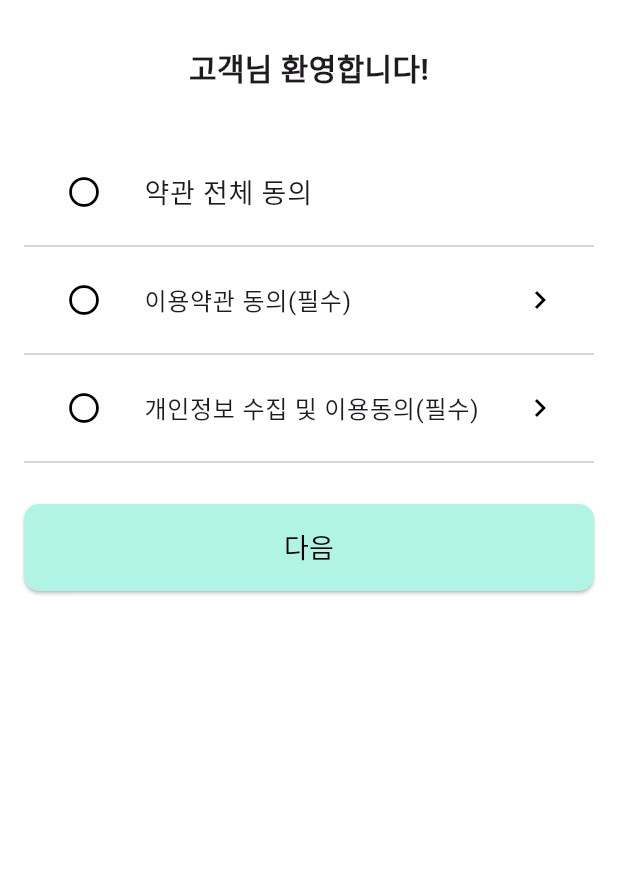
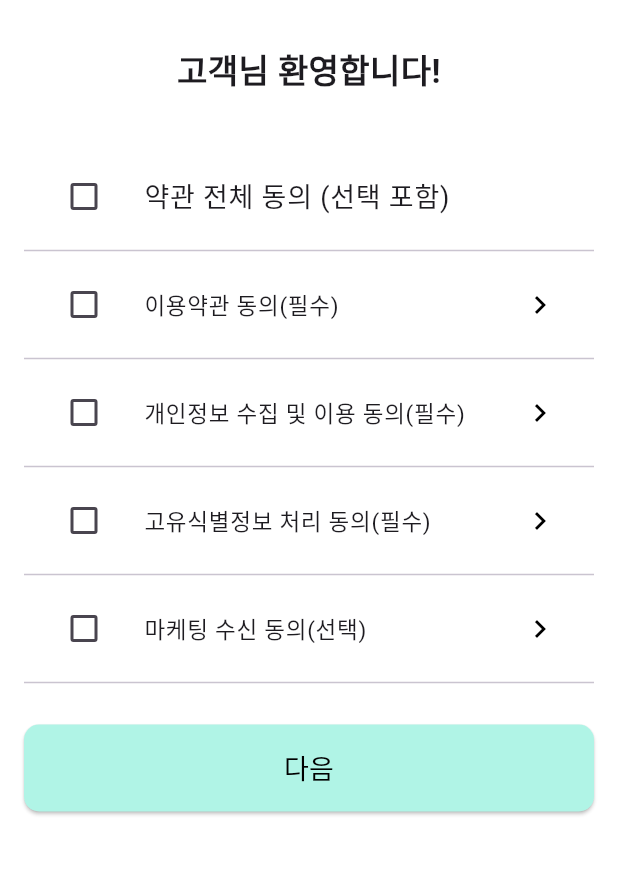
Before and after one commit to recycle-all/bulssuk_front, a Flutter app: the AgreementPage screen opened directly, on a phone screen of 412 x 824 dp, the part 309-1184 px from its top. Run offline on Flutter 3.47's test engine with Material 3 defaults, Android fonts, the phone set to English and light mode, and no system bars; our stand-ins replace flutter_dotenv, flutter_local_notifications, flutter_secure_storage, image_picker, permission_handler, sqflite and 2 more; missing offline and left inert: ftpconnect; accounts and stored records are empty; network calls fail.

Commit message:
agreement_page_add_text

```diff
--- a/lib/auth/join/agreement_page.dart
+++ b/lib/auth/join/agreement_page.dart
@@ -1,7 +1,6 @@
 import 'package:flutter/material.dart';
 import 'signUp_input_page.dart'; // 회원가입 입력 페이지 import
 import '../../widgets/top_nav.dart'; // 공통 AppBar 위젯 import
-
 
 class AgreementPage extends StatefulWidget {
   @override
@@ -9,32 +8,39 @@ class AgreementPage extends StatefulWidget {
 }
 
 class _AgreementPageState extends State<AgreementPage> {
-  bool _isAllAgreed = false; // 약관 전체 동의 상태
-  bool _isTermsAgreed = false; // 이용약관 동의 상태
-  bool _isPrivacyAgreed = false; // 개인정보 이용 동의 상태
-  bool _isTermsExpanded = false; // 이용약관 펼침 상태
-  bool _isPrivacyExpanded = false; // 개인정보 이용 동의 펼침 상태
-  bool _showErrorMessage = false; // 에러 메시지 표시 상태
+  bool _isAllAgreed = false;
+  bool _isTermsAgreed = false;
+  bool _isPrivacyAgreed = false;
+  bool _isIdentificationAgreed = false;
+  bool _isMarketingAgreed = false;
+  bool _isTermsExpanded = false;
+  bool _isPrivacyExpanded = false;
+  bool _isIdentificationExpanded = false;
+  bool _isMarketingExpanded = false;
+  bool _showErrorMessage = false;
 
+  // ✅ 전체 동의 상태 업데이트
+  void _updateAllAgreedState() {
+    setState(() {
+      _isAllAgreed = _isTermsAgreed &&
+          _isPrivacyAgreed &&
+          _isIdentificationAgreed &&
+          _isMarketingAgreed;
+    });
+  }
+
+  // ✅ 다음 페이지로 이동 (필수 약관 체크 여부)
   void _navigateToSignUpInputPage(BuildContext context) {
-    if (_isTermsAgreed && _isPrivacyAgreed) {
-      // 약관 전체 동의가 체크되어 있으면 회원가입 입력 페이지로 이동
+    if (_isTermsAgreed && _isPrivacyAgreed && _isIdentificationAgreed) {
       Navigator.push(
         context,
-        MaterialPageRoute(builder: (context) => SignUpInputPage()), // 회원가입 입력 페이지로 이동
+        MaterialPageRoute(builder: (context) => SignUpInputPage()),
       );
     } else {
-      // 약관 전체 동의가 안 되어 있으면 에러 메시지 표시
       setState(() {
         _showErrorMessage = true;
       });
     }
-  }
-
-  void _updateAllAgreedState() {
-    setState(() {
-      _isAllAgreed = _isTermsAgreed && _isPrivacyAgreed;
-    });
   }
 
   @override
@@ -48,161 +54,194 @@ class _AgreementPageState extends State<AgreementPage> {
         child: Column(
           crossAxisAlignment: CrossAxisAlignment.stretch,
           children: [
-            // 상단 이미지
+            // ✅ 상단 이미지
             SizedBox(
               height: 150,
               child: Image.asset(
-                'assets/bulssuk_white_logo.jpeg', // 이미지 경로
+                'assets/bulssuk_white_logo.jpeg',
                 fit: BoxFit.contain,
               ),
             ),
-            SizedBox(height: 30),
-            // 환영 메시지
-            Text(
+            const SizedBox(height: 30),
+
+            // ✅ 환영 메시지 복구
+            const Text(
               '고객님 환영합니다!',
               textAlign: TextAlign.center,
-              style: TextStyle(
-                fontSize: 20,
-                fontWeight: FontWeight.bold,
-              ),
+              style: TextStyle(fontSize: 22, fontWeight: FontWeight.bold),
             ),
-            SizedBox(height: 40),
-            // 약관 전체 동의
+            const SizedBox(height: 40),
+
+            // ✅ 약관 전체 동의 (체크박스 색상 적용)
             ListTile(
-              leading: IconButton(
-                icon: Icon(
-                  _isAllAgreed
-                      ? Icons.radio_button_checked // 체크된 상태
-                      : Icons.radio_button_off, // 기본 상태
-                  color: _isAllAgreed ? Colors.green : Colors.black,
-                ),
-                onPressed: () {
+              leading: Checkbox(
+                value: _isAllAgreed,
+                activeColor: const Color(0xFF12D3CF), // ✅ 색상 적용
+                onChanged: (value) {
                   setState(() {
-                    _isAllAgreed = !_isAllAgreed; // 전체 동의 상태 변경
-                    _isTermsAgreed = _isAllAgreed; // 전체 동의에 따라 상태 변경
+                    _isAllAgreed = value ?? false;
+                    _isTermsAgreed = _isAllAgreed;
                     _isPrivacyAgreed = _isAllAgreed;
-                    _showErrorMessage = false; // 에러 메시지 숨김
+                    _isIdentificationAgreed = _isAllAgreed;
+                    _isMarketingAgreed = _isAllAgreed;
+                    _showErrorMessage = false;
                   });
                 },
               ),
-              title: Text(
-                '약관 전체 동의',
-                style: TextStyle(fontSize: 18),
-              ),
+              title: const Text('약관 전체 동의 (선택 포함)', style: TextStyle(fontSize: 18)),
             ),
-            Divider(),
-            // 이용약관 동의(필수)
-            ListTile(
-              leading: IconButton(
-                icon: Icon(
-                  _isTermsAgreed
-                      ? Icons.radio_button_checked // 체크된 상태
-                      : Icons.radio_button_off, // 기본 상태
-                  color: _isTermsAgreed ? Colors.green : Colors.black,
-                ),
-                onPressed: () {
-                  setState(() {
-                    _isTermsAgreed = !_isTermsAgreed; // 이용약관 동의 상태 변경
-                    _updateAllAgreedState(); // 전체 동의 상태 업데이트
-                    _showErrorMessage = false; // 에러 메시지 숨김
-                  });
-                },
-              ),
-              title: Text(
-                '이용약관 동의(필수)',
-                style: TextStyle(fontSize: 16),
-              ),
-              trailing: Icon(
-                _isTermsExpanded ? Icons.expand_less : Icons.chevron_right,
-                color: Colors.black,
-              ),
-              onTap: () {
-                setState(() {
-                  _isTermsExpanded = !_isTermsExpanded;
-                });
-              },
+            const Divider(),
+
+            // ✅ 이용약관 동의(필수)
+            _buildAgreementTile(
+              title: '이용약관 동의(필수)',
+              isExpanded: _isTermsExpanded,
+              isAgreed: _isTermsAgreed,
+              onTap: () => setState(() => _isTermsExpanded = !_isTermsExpanded),
+              onChanged: (value) => setState(() {
+                _isTermsAgreed = value!;
+                _updateAllAgreedState();
+              }),
+              content: '제1조 목적\n'
+                  '본 약관은 사용자가 "불쑥"(이하 "서비스")을 이용함에 있어 필요한 권리, 의무 및 책임사항을 규정함을 목적으로 합니다.\n\n'
+
+                  '제2조 서비스 제공 및 변경\n'
+                  '1. 본 서비스는 사용자가 카메라를 이용해 AI가 분리수거 종류를 판별하고, 나무 키우기 기능을 제공하는 서비스입니다.\n'
+                  '2. 서비스 제공자는 필요 시 운영상 이유로 서비스 내용을 변경할 수 있습니다.\n\n'
+
+                  '제3조 이용자의 의무\n'
+                  '1. 사용자는 본 약관 및 관련 법령을 준수해야 합니다.\n'
+                  '2. 타인의 계정을 도용하거나 부정 사용해서는 안 됩니다.\n\n'
+
+                  '제4조 서비스 이용의 제한 및 중지\n'
+                  '1. 사용자가 약관을 위반할 경우 서비스 이용이 제한될 수 있습니다.\n'
+                  '2. 천재지변, 시스템 장애 등의 사유로 서비스가 일시적으로 중단될 수 있습니다.',
             ),
-            if (_isTermsExpanded)
-              Padding(
-                padding: const EdgeInsets.all(8.0),
-                child: Text(
-                  '여기에 이용약관 내용을 작성합니다.\n\n예: 본 약관은 ... 등',
-                  style: TextStyle(fontSize: 12),
-                ),
-              ),
-            Divider(),
-            // 개인정보 수집 및 이용 동의 (필수)
-            ListTile(
-              leading: IconButton(
-                icon: Icon(
-                  _isPrivacyAgreed
-                      ? Icons.radio_button_checked // 체크된 상태
-                      : Icons.radio_button_off, // 기본 상태
-                  color: _isPrivacyAgreed ? Colors.green : Colors.black,
-                ),
-                onPressed: () {
-                  setState(() {
-                    _isPrivacyAgreed = !_isPrivacyAgreed; // 개인정보 동의 상태 변경
-                    _updateAllAgreedState(); // 전체 동의 상태 업데이트
-                    _showErrorMessage = false; // 에러 메시지 숨김
-                  });
-                },
-              ),
-              title: Text(
-                '개인정보 수집 및 이용동의(필수)',
-                style: TextStyle(fontSize: 16),
-              ),
-              trailing: Icon(
-                _isPrivacyExpanded ? Icons.expand_less : Icons.chevron_right,
-                color: Colors.black,
-              ),
-              onTap: () {
-                setState(() {
-                  _isPrivacyExpanded = !_isPrivacyExpanded;
-                });
-              },
+            const Divider(),
+
+            // ✅ 개인정보 수집 및 이용 동의(필수)
+            _buildAgreementTile(
+              title: '개인정보 수집 및 이용 동의(필수)',
+              isExpanded: _isPrivacyExpanded,
+              isAgreed: _isPrivacyAgreed,
+              onTap: () => setState(() => _isPrivacyExpanded = !_isPrivacyExpanded),
+              onChanged: (value) => setState(() {
+                _isPrivacyAgreed = value!;
+                _updateAllAgreedState();
+              }),
+              content:  '제1조 수집하는 개인정보 항목\n'
+                  '본 서비스는 다음의 개인정보를 수집합니다.\n'
+                  '- 성명, 이메일 주소, 비밀번호, 프로필 사진, 서비스 이용 기록, 기기 정보\n\n'
+
+                  '제2조 개인정보의 수집 및 이용 목적\n'
+                  '1. 서비스 제공 및 회원 관리\n'
+                  '2. AI 기반 분리수거 정보 제공\n'
+                  '3. 나무 키우기 서비스 운영 및 포인트 적립\n'
+                  '4. 고객 문의 및 불만 처리\n\n'
+
+                  '제3조 개인정보의 보유 및 이용 기간\n'
+                  '1. 회원 탈퇴 시 즉시 파기합니다.\n'
+                  '2. 법령에 따라 보존이 필요한 경우 해당 기간 동안 보관됩니다.\n\n'
+
+                  '제4조 개인정보의 제3자 제공\n'
+                  '1. 법적 의무 이행을 위해 필요한 경우를 제외하고, 사용자의 동의 없이 제공되지 않습니다.\n\n'
+
+                  '제5조 개인정보 보호\n'
+                  '본 서비스는 사용자의 개인정보를 안전하게 보호하기 위해 최선을 다하고 있습니다.',
             ),
-            if (_isPrivacyExpanded)
-              Padding(
-                padding: const EdgeInsets.all(8.0),
-                child: Text(
-                  '여기에 개인정보 수집 및 이용에 대한 내용을 작성합니다.\n\n예: 고객님의 개인정보는 ... 등',
-                  style: TextStyle(fontSize: 12),
-                ),
-              ),
-            Divider(),
-            // 에러 메시지
+            const Divider(),
+
+            // ✅ 고유식별정보 처리 동의(필수)
+            _buildAgreementTile(
+              title: '고유식별정보 처리 동의(필수)',
+              isExpanded: _isIdentificationExpanded,
+              isAgreed: _isIdentificationAgreed,
+              onTap: () => setState(() => _isIdentificationExpanded = !_isIdentificationExpanded),
+              onChanged: (value) => setState(() {
+                _isIdentificationAgreed = value!;
+                _isTermsExpanded = value;
+                _updateAllAgreedState();
+              }),
+              content: '제1조 고유식별정보 수집 목적\n'
+                  '회원 계정의 고유성을 확인하고, 서비스의 보안 강화를 위해 고유식별정보를 수집합니다.\n\n'
+
+                  '제2조 수집하는 고유식별정보 항목\n'
+                  '- 사용자 고유 번호(user_no)\n\n'
+
+                  '제3조 고유식별정보의 수집 및 이용 목적\n'
+                  '1. 회원 식별 및 계정 관리\n'
+                  '2. AI 분리수거 판별 서비스 제공\n'
+                  '3. 나무 키우기 서비스 제공 및 포인트 적립\n\n'
+
+                  '제4조 고유식별정보의 보유 및 이용 기간\n'
+                  '- 회원 탈퇴 시 즉시 파기됩니다.\n'
+                  '- 단, 법령에 따라 보관이 필요한 경우 해당 법령에서 정한 기간 동안 보관합니다.\n\n'
+
+                  '제5조 고유식별정보 보호\n'
+                  '본 서비스는 사용자의 고유식별정보를 안전하게 보호하기 위해 최선을 다하고 있습니다.',
+            ),
+            const Divider(),
+
+            // ✅ 마케팅 수신 동의(선택)
+            _buildAgreementTile(
+              title: '마케팅 수신 동의(선택)',
+              isExpanded: _isMarketingExpanded,
+              isAgreed: _isMarketingAgreed,
+              onTap: () => setState(() => _isMarketingExpanded = !_isMarketingExpanded),
+              onChanged: (value) => setState(() {
+                _isMarketingAgreed = value!;
+                _updateAllAgreedState();
+              }),
+              content: '''
+              제1조 마케팅 수신 동의 목적
+              본 약관은 사용자가 "불쑥" 서비스 이용 중 마케팅 수신 동의에 대한 사항을 규정함을 목적으로 합니다.
+
+              제2조 수집 항목 및 방법
+               본 서비스는 사용자의 마케팅 정보를 다음과 같은 방법으로 수집할 수 있습니다:
+              1. 이메일 주소
+              2. 휴대전화 번호 (문자 메시지 발송)
+
+              제3조 수집 목적
+수집한 정보는 다음의 목적으로 사용됩니다:
+1. 새로운 기능 및 서비스 안내
+2. 이벤트 및 프로모션 정보 제공
+3. 서비스 관련 공지사항 전달
+
+제4조 동의 거부 및 철회
+1. 사용자는 언제든지 마케팅 수신 동의를 철회할 수 있습니다.
+2. 동의 철회는 [설정 > 개인정보 관리] 메뉴에서 진행할 수 있습니다.
+
+제5조 유의사항
+마케팅 수신에 동의하지 않더라도 서비스 이용에는 제한이 없습니다.
+''',
+            ),
+            const Divider(),
+
+            // ✅ 에러 메시지
             if (_showErrorMessage)
-              Padding(
-                padding: const EdgeInsets.only(top: 8.0, bottom: 16.0),
+              const Padding(
+                padding: EdgeInsets.only(top: 8.0, bottom: 16.0),
                 child: Text(
                   '모든 필수 약관에 동의해야 합니다.',
-                  style: TextStyle(
-                    color: Colors.red,
-                    fontSize: 12,
-                  ),
+                  style: TextStyle(color: Colors.red, fontSize: 14),
                   textAlign: TextAlign.center,
                 ),
               ),
-            SizedBox(height: 20),
-            // 다음 버튼
+            const SizedBox(height: 20),
+
+            // ✅ 다음 버튼
             ElevatedButton(
-              onPressed: () {
-                _navigateToSignUpInputPage(context);
-              },
+              onPressed: () => _navigateToSignUpInputPage(context),
               style: ElevatedButton.styleFrom(
-                backgroundColor: Color(0xFFB0F4E6), // 버튼 내부 색상
-                padding: EdgeInsets.symmetric(vertical: 16.0),
+                backgroundColor: const Color(0xFFB0F4E6),
+                padding: const EdgeInsets.symmetric(vertical: 16.0),
                 shape: RoundedRectangleBorder(
                   borderRadius: BorderRadius.circular(10),
                 ),
               ),
-              child: Text(
+              child: const Text(
                 '다음',
-                style: TextStyle(
-                  color: Colors.black, // 버튼 텍스트 색상
-                  fontSize: 18,
-                ),
+                style: TextStyle(color: Colors.black, fontSize: 18),
               ),
             ),
           ],
@@ -210,4 +249,37 @@ class _AgreementPageState extends State<AgreementPage> {
       ),
     );
   }
+
+  // ✅ 체크박스 색상 적용한 공통 약관 위젯 빌더 메서드
+  Widget _buildAgreementTile({
+    required String title,
+    required bool isExpanded,
+    required bool isAgreed,
+    required ValueChanged<bool?> onChanged,
+    required VoidCallback onTap,
+    required String content,
+  }) {
+    return Column(
+      children: [
+        ListTile(
+          leading: Checkbox(
+            value: isAgreed,
+            activeColor: const Color(0xFF12D3CF), // ✅ 색상 적용
+            onChanged: onChanged,
+          ),
+          title: Text(title, style: const TextStyle(fontSize: 15)),
+          trailing: Icon(
+            isExpanded ? Icons.expand_less : Icons.chevron_right,
+            color: Colors.black,
+          ),
+          onTap: onTap,
+        ),
+        if (isExpanded)
+          Padding(
+            padding: const EdgeInsets.all(8.0),
+            child: Text(content, style: const TextStyle(fontSize: 12)),
+          ),
+      ],
+    );
+  }
 }
```
